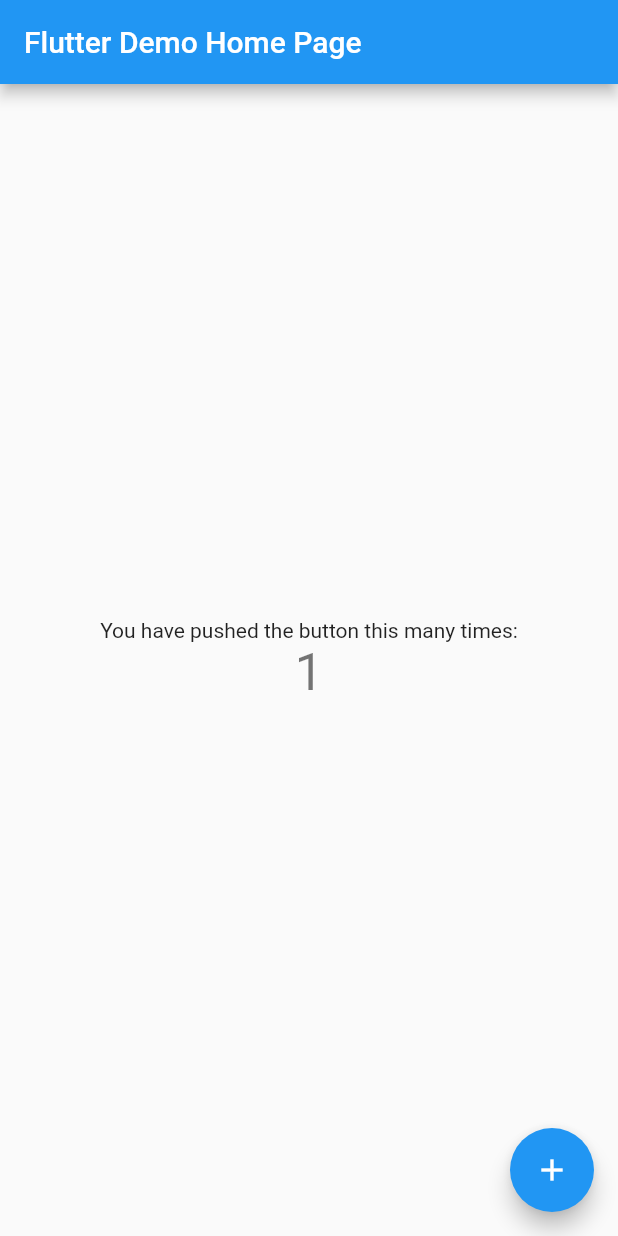
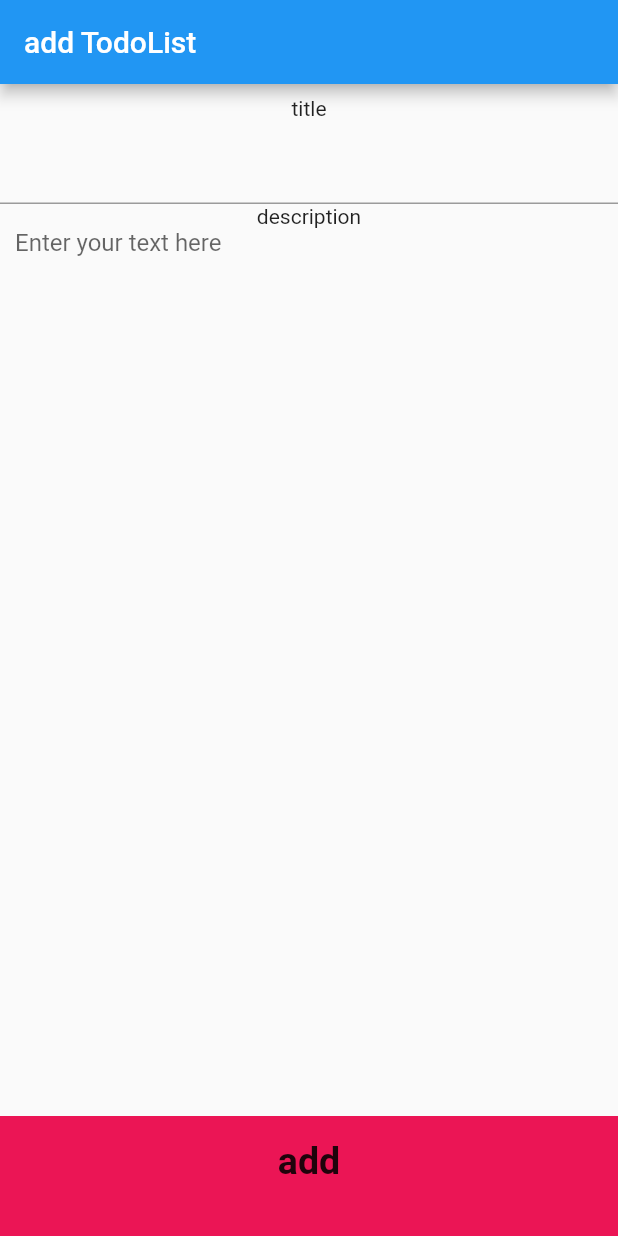
Before and after one commit to kilwa95/flutter-list, a Flutter app: the screen it shows after launch, after a tap on the "add" icon, on a phone screen of 412 x 824 dp. Run offline on Flutter 3.47's test engine with Material 2 defaults, Android fonts, the phone set to English and light mode, and no system bars; our stand-ins replace gap.

Commit message:
feat: create 3 top screen navigation

```diff
--- /dev/null
+++ b/lib/components/bottom_button.dart
@@ -0,0 +1,34 @@
+import 'package:flutter/material.dart';
+
+import '../constants.dart';
+
+class BottomButton extends StatelessWidget {
+  const BottomButton({
+    super.key,
+    this.onTap,
+    required this.buttonText,
+  });
+
+  final Function()? onTap;
+  final String buttonText;
+
+  @override
+  Widget build(BuildContext context) {
+    return GestureDetector(
+      onTap: onTap,
+      child: Container(
+        color: kBottomContainerColour,
+        margin: const EdgeInsets.only(top: 30.0),
+        padding: const EdgeInsets.only(bottom: 20.0),
+        width: double.infinity,
+        height: kBottomContainerHeight,
+        child: Center(
+          child: Text(
+            buttonText,
+            style: kLargeButtonTextStyle,
+          ),
+        ),
+      ),
+    );
+  }
+}
--- /dev/null
+++ b/lib/components/task.dart
@@ -0,0 +1,50 @@
+import 'package:flutter/material.dart';
+
+import '../screens/edit_page.dart';
+
+class Task extends StatefulWidget {
+  const Task({super.key});
+
+  @override
+  State<Task> createState() => _TaskState();
+}
+
+class _TaskState extends State<Task> {
+  bool isChecked = false;
+
+  @override
+  Widget build(BuildContext context) {
+    return GestureDetector(
+      onLongPress: () {
+        Navigator.push(
+          context,
+          MaterialPageRoute<String>(
+            builder: (BuildContext context) => const EditPage(),
+          ),
+        );
+      },
+      child: Row(
+        children: <Widget>[
+          Checkbox(
+            value: isChecked,
+            onChanged: (bool? value) {
+              setState(() {
+                isChecked = value!;
+              });
+            },
+          ),
+          const Text("task1"),
+          const Padding(
+            padding: EdgeInsets.only(left: 20.0),
+            child: Icon(
+              Icons.close,
+              color: Colors.red,
+              size: 24.0,
+              semanticLabel: 'Text to announce in accessibility modes',
+            ),
+          ),
+        ],
+      ),
+    );
+  }
+}
--- /dev/null
+++ b/lib/components/todo_form.dart
@@ -0,0 +1,49 @@
+import 'package:flutter/material.dart';
+
+import 'bottom_button.dart';
+
+class TodoForm extends StatefulWidget {
+  const TodoForm({
+    super.key,
+    required this.buttonText,
+  });
+
+  final String buttonText;
+
+  @override
+  State<TodoForm> createState() => _TodoFormState();
+}
+
+class _TodoFormState extends State<TodoForm> {
+  @override
+  Widget build(BuildContext context) {
+    return Form(
+      child: Column(
+        children: <Widget>[
+          Expanded(
+            child: Column(
+              children: <Widget>[
+                const Padding(
+                  padding: EdgeInsets.symmetric(vertical: 8.0),
+                  child: Text("title"),
+                ),
+                TextFormField(),
+                const Text("description"),
+                Padding(
+                  padding: const EdgeInsets.symmetric(horizontal: 10.0),
+                  child: TextFormField(
+                    maxLines: 8,
+                    decoration: const InputDecoration.collapsed(
+                      hintText: "Enter your text here",
+                    ),
+                  ),
+                ),
+              ],
+            ),
+          ),
+          BottomButton(buttonText: widget.buttonText)
+        ],
+      ),
+    );
+  }
+}
--- /dev/null
+++ b/lib/constants.dart
@@ -0,0 +1,11 @@
+import 'package:flutter/material.dart';
+
+const double kBottomContainerHeight = 80.0;
+const Color kActiveCardColour = Color(0xFF1D1E33);
+const Color kInactiveCardColour = Color(0xFF111328);
+const Color kBottomContainerColour = Color(0xFFEB1555);
+
+const TextStyle kLargeButtonTextStyle = TextStyle(
+  fontSize: 25.0,
+  fontWeight: FontWeight.bold,
+);
--- a/lib/main.dart
+++ b/lib/main.dart
@@ -1,4 +1,5 @@
 import 'package:flutter/material.dart';
+import 'package:flutter_list/screens/home_page.dart';
 
 void main() {
   runApp(const MyApp());
@@ -10,106 +11,8 @@ class MyApp extends StatelessWidget {
   // This widget is the root of your application.
   @override
   Widget build(BuildContext context) {
-    return MaterialApp(
-      title: 'Flutter Demo',
-      theme: ThemeData(
-        // This is the theme of your application.
-        //
-        // Try running your application with "flutter run". You'll see the
-        // application has a blue toolbar. Then, without quitting the app, try
-        // changing the primarySwatch below to Colors.green and then invoke
-        // "hot reload" (press "r" in the console where you ran "flutter run",
-        // or simply save your changes to "hot reload" in a Flutter IDE).
-        // Notice that the counter didn't reset back to zero; the application
-        // is not restarted.
-        primarySwatch: Colors.blue,
-      ),
-      home: const MyHomePage(title: 'Flutter Demo Home Page'),
+    return const MaterialApp(
+      home: HomePage(),
     );
   }
 }
-
-class MyHomePage extends StatefulWidget {
-  const MyHomePage({super.key, required this.title});
-
-  // This widget is the home page of your application. It is stateful, meaning
-  // that it has a State object (defined below) that contains fields that affect
-  // how it looks.
-
-  // This class is the configuration for the state. It holds the values (in this
-  // case the title) provided by the parent (in this case the App widget) and
-  // used by the build method of the State. Fields in a Widget subclass are
-  // always marked "final".
-
-  final String title;
-
-  @override
-  State<MyHomePage> createState() => _MyHomePageState();
-}
-
-class _MyHomePageState extends State<MyHomePage> {
-  int _counter = 0;
-
-  void _incrementCounter() {
-    setState(() {
-      // This call to setState tells the Flutter framework that something has
-      // changed in this State, which causes it to rerun the build method below
-      // so that the display can reflect the updated values. If we changed
-      // _counter without calling setState(), then the build method would not be
-      // called again, and so nothing would appear to happen.
-      _counter++;
-    });
-  }
-
-  @override
-  Widget build(BuildContext context) {
-    // This method is rerun every time setState is called, for instance as done
-    // by the _incrementCounter method above.
-    //
-    // The Flutter framework has been optimized to make rerunning build methods
-    // fast, so that you can just rebuild anything that needs updating rather
-    // than having to individually change instances of widgets.
-    return Scaffold(
-      appBar: AppBar(
-        // Here we take the value from the MyHomePage object that was created by
-        // the App.build method, and use it to set our appbar title.
-        title: Text(widget.title),
-      ),
-      body: Center(
-        // Center is a layout widget. It takes a single child and positions it
-        // in the middle of the parent.
-        child: Column(
-          // Column is also a layout widget. It takes a list of children and
-          // arranges them vertically. By default, it sizes itself to fit its
-          // children horizontally, and tries to be as tall as its parent.
-          //
-          // Invoke "debug painting" (press "p" in the console, choose the
-          // "Toggle Debug Paint" action from the Flutter Inspector in Android
-          // Studio, or the "Toggle Debug Paint" command in Visual Studio Code)
-          // to see the wireframe for each widget.
-          //
-          // Column has various properties to control how it sizes itself and
-          // how it positions its children. Here we use mainAxisAlignment to
-          // center the children vertically; the main axis here is the vertical
-          // axis because Columns are vertical (the cross axis would be
-          // horizontal).
-          mainAxisAlignment: MainAxisAlignment.center,
-          children: <Widget>[
-            const Text(
-              'You have pushed the button this many times:',
-            ),
-            Text(
-              '$_counter',
-              style: Theme.of(context).textTheme.headline4,
-            ),
-          ],
-        ),
-      ),
-      floatingActionButton: FloatingActionButton(
-        onPressed: _incrementCounter,
-        tooltip: 'Increment',
-        child: const Icon(Icons.add),
-      ), // This trailing comma makes auto-formatting nicer for build methods.
-    );
-  }
-}
--- /dev/null
+++ b/lib/model/todo_item.dart
@@ -0,0 +1,13 @@
+class TodoItem {
+  TodoItem({
+    required this.complited,
+    required this.id,
+    required this.title,
+    this.description,
+  });
+
+  final int id;
+  final String title;
+  final String? description;
+  final bool complited;
+}
--- /dev/null
+++ b/lib/screens/add_task_page.dart
@@ -0,0 +1,21 @@
+import 'package:flutter/material.dart';
+
+import '../components/todo_form.dart';
+
+class AddTaskPage extends StatelessWidget {
+  const AddTaskPage({super.key});
+
+  @override
+  Widget build(BuildContext context) {
+    return MaterialApp(
+      home: Scaffold(
+        appBar: AppBar(
+          title: const Text("add TodoList"),
+        ),
+        body: const TodoForm(
+          buttonText: 'add',
+        ),
+      ),
+    );
+  }
+}
--- /dev/null
+++ b/lib/screens/edit_page.dart
@@ -0,0 +1,19 @@
+import 'package:flutter/material.dart';
+
+import '../components/todo_form.dart';
+
+class EditPage extends StatelessWidget {
+  const EditPage({super.key});
+
+  @override
+  Widget build(BuildContext context) {
+    return MaterialApp(
+      home: Scaffold(
+        appBar: AppBar(
+          title: const Text("edit TodoList"),
+        ),
+        body: const TodoForm(buttonText: 'save'),
+      ),
+    );
+  }
+}
--- /dev/null
+++ b/lib/screens/home_page.dart
@@ -0,0 +1,41 @@
+import 'package:flutter/material.dart';
+import 'package:gap/gap.dart';
+
+import '../components/task.dart';
+import 'add_task_page.dart';
+
+class HomePage extends StatelessWidget {
+  const HomePage({super.key});
+
+  @override
+  Widget build(BuildContext context) {
+    return MaterialApp(
+      home: Scaffold(
+        appBar: AppBar(
+          title: const Text("TodoList"),
+        ),
+        floatingActionButton: FloatingActionButton(
+          child: const Icon(Icons.add),
+          onPressed: () {
+            Navigator.push(
+              context,
+              MaterialPageRoute<String>(
+                builder: (BuildContext context) => const AddTaskPage(),
+              ),
+            );
+          },
+        ),
+        body: ListView(
+          padding: const EdgeInsets.all(16),
+          children: const <Widget>[
+            Task(),
+            Gap(20),
+            Task(),
+            Gap(20),
+            Task(),
+          ],
+        ),
+      ),
+    );
+  }
+}
--- a/pubspec.yaml
+++ b/pubspec.yaml
@@ -32,6 +32,8 @@ dependencies:
   cupertino_icons: ^1.0.2
   flutter:
     sdk: flutter
+  font_awesome_flutter: ^10.2.1
+  gap: ^2.0.0
 
 dev_dependencies:
   blackfoot_flutter_lint: ^1.0.6
```
Also changed, not shown: pubspec.lock.
